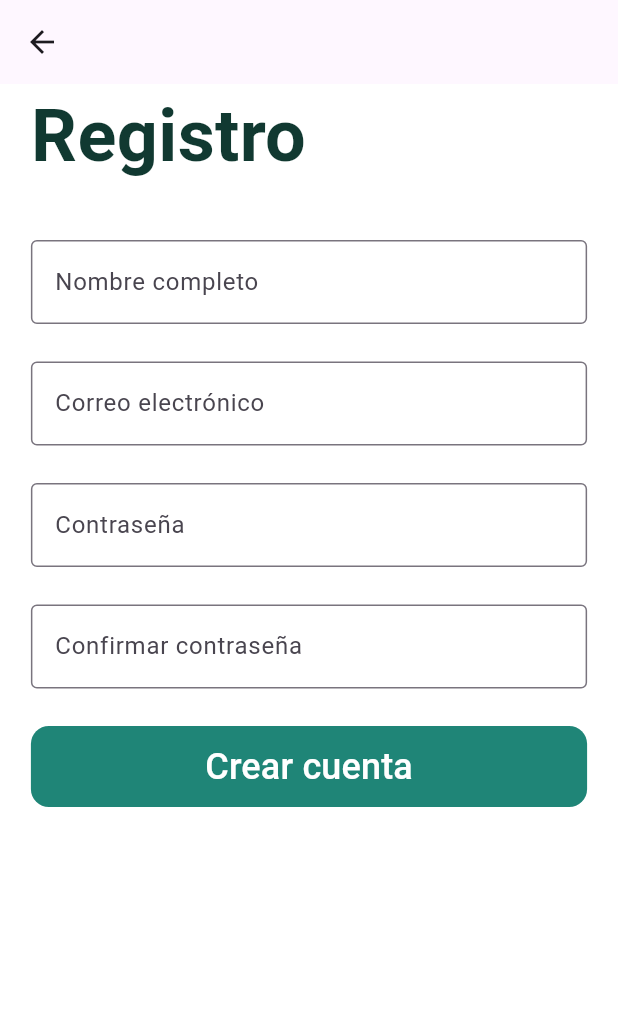
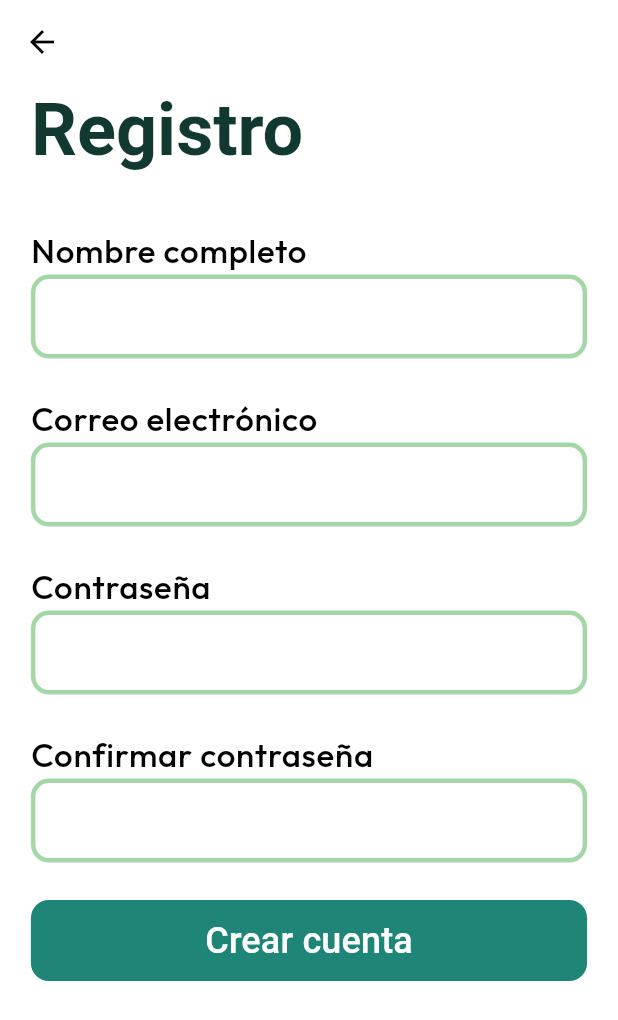
Before and after one commit to Lazarito444/proyecto-final-tds, a Flutter app: the screen it shows after launch, after a tap on "Regístrate", on a phone screen of 412 x 824 dp. Shown: the top 1020 px of the screen. Run offline on Flutter 3.47's test engine with Material 3 defaults, Android fonts, the light colour scheme and no system bars; our stand-ins replace flutter_riverpod, google_fonts, sizer; Roboto replaces fonts that are missing (Gabarito).

Commit message:
feat: Implement light and dark themes with updated styles in login and sign-up screens

```diff
--- /dev/null
+++ b/src/financia_mobile/lib/config/themes.dart
@@ -0,0 +1,28 @@
+import 'package:flutter/material.dart';
+import 'package:google_fonts/google_fonts.dart';
+import 'package:sizer/sizer.dart';
+
+final ThemeData lightTheme = ThemeData(
+  brightness: Brightness.light,
+  primarySwatch: Colors.blue,
+  colorScheme: ColorScheme.light(),
+  textTheme: TextTheme(
+    titleLarge: GoogleFonts.gabarito(
+      fontWeight: FontWeight.w700,
+      fontSize: 24.spa,
+      color: const Color(0xFF113931),
+    ),
+    titleSmall: GoogleFonts.gabarito(
+      fontWeight: FontWeight.w600,
+      fontSize: 16.spa,
+      color: const Color(0xFF113931),
+    ),
+    labelMedium: GoogleFonts.outfit(fontSize: 15.spa),
+  ),
+);
+
+final ThemeData darkTheme = ThemeData(
+  brightness: Brightness.dark,
+  primarySwatch: Colors.blue,
+  colorScheme: ColorScheme.dark(),
+);
--- a/src/financia_mobile/lib/main.dart
+++ b/src/financia_mobile/lib/main.dart
@@ -1,3 +1,4 @@
+import 'package:financia_mobile/config/themes.dart';
 import 'package:financia_mobile/modules/auth/login_screen.dart';
 import 'package:flutter/material.dart';
 import 'package:flutter_riverpod/flutter_riverpod.dart';
@@ -20,6 +21,12 @@
 
   @override
   Widget build(BuildContext context) {
-    return MaterialApp(debugShowCheckedModeBanner: false, home: LoginScreen());
+    return MaterialApp(
+      debugShowCheckedModeBanner: false,
+      home: LoginScreen(),
+      theme: lightTheme,
+      darkTheme: darkTheme,
+      themeMode: ThemeMode.system,
+    );
   }
 }
--- a/src/financia_mobile/lib/modules/auth/login_screen.dart
+++ b/src/financia_mobile/lib/modules/auth/login_screen.dart
@@ -1,8 +1,8 @@
 import 'package:financia_mobile/extensions/navigation_extensions.dart';
+import 'package:financia_mobile/extensions/theme_extensions.dart';
 import 'package:financia_mobile/modules/auth/sign_up_screen.dart';
 import 'package:financia_mobile/modules/dashboard/dashboard_screen.dart';
 import 'package:flutter/material.dart';
-import 'package:google_fonts/google_fonts.dart';
 import 'package:sizer/sizer.dart';
 
 class LoginScreen extends StatelessWidget {
@@ -20,14 +20,7 @@ class LoginScreen extends StatelessWidget {
             children: <Widget>[
               SizedBox(height: 150, width: 150, child: Placeholder()),
               const SizedBox(height: 20),
-              Text(
-                "FinancIA",
-                style: GoogleFonts.gabarito(
-                  fontWeight: FontWeight.w700,
-                  fontSize: 48,
-                  color: const Color(0xFF113931),
-                ),
-              ),
+              Text("FinancIA", style: context.textStyles.titleLarge),
               const SizedBox(height: 20),
               SizedBox(
                 width: double.infinity,
@@ -48,9 +41,8 @@ class LoginScreen extends StatelessWidget {
                   ),
                   child: Text(
                     "Iniciar sesión",
-                    style: GoogleFonts.gabarito(
-                      fontWeight: FontWeight.w600,
-                      fontSize: 24,
+                    style: context.textStyles.titleSmall!.copyWith(
+                      color: Colors.white,
                     ),
                   ),
                 ),
@@ -70,15 +62,12 @@ class LoginScreen extends StatelessWidget {
                     ),
                     shape: RoundedRectangleBorder(
                       borderRadius: BorderRadius.circular(12),
-                      side: BorderSide(color: Colors.green.shade200, width: 2),
+                      side: BorderSide(color: Colors.green.shade200, width: 3),
                     ),
                   ),
                   child: Text(
                     "Regístrate",
-                    style: GoogleFonts.gabarito(
-                      fontWeight: FontWeight.w600,
-                      fontSize: 24,
-                    ),
+                    style: context.textStyles.titleSmall,
                   ),
                 ),
               ),
--- a/src/financia_mobile/lib/modules/auth/sign_up_screen.dart
+++ b/src/financia_mobile/lib/modules/auth/sign_up_screen.dart
@@ -1,3 +1,4 @@
+import 'package:financia_mobile/extensions/theme_extensions.dart';
 import 'package:flutter/material.dart';
 import 'package:google_fonts/google_fonts.dart';
 import 'package:sizer/sizer.dart';
@@ -8,47 +9,96 @@ class SignUpScreen extends StatelessWidget {
   @override
   Widget build(BuildContext context) {
     return Scaffold(
-      appBar: AppBar(),
+      appBar: AppBar(backgroundColor: Colors.white),
       backgroundColor: Colors.white,
       body: Padding(
         padding: EdgeInsets.symmetric(horizontal: 5.sw),
         child: Column(
           crossAxisAlignment: CrossAxisAlignment.start,
           children: <Widget>[
-            Text(
-              "Registro",
-              style: GoogleFonts.gabarito(
-                fontWeight: FontWeight.w700,
-                fontSize: 48,
-                color: const Color(0xFF113931),
-              ),
-            ),
+            Text("Registro", style: context.textStyles.titleLarge),
             const SizedBox(height: 35),
+            Text("Nombre completo", style: context.textStyles.labelMedium),
+            const SizedBox(height: 2),
             TextField(
               decoration: InputDecoration(
-                labelText: "Nombre completo",
-                border: OutlineInputBorder(),
+                enabledBorder: OutlineInputBorder(
+                  borderRadius: BorderRadius.circular(12),
+                  borderSide: BorderSide(
+                    color: Colors.green.shade200,
+                    width: 3,
+                  ),
+                ),
+                focusedBorder: OutlineInputBorder(
+                  borderRadius: BorderRadius.circular(12),
+                  borderSide: BorderSide(
+                    color: Colors.green.shade400,
+                    width: 3,
+                  ),
+                ),
               ),
             ),
             SizedBox(height: 25),
+            Text("Correo electrónico", style: context.textStyles.labelMedium),
+            const SizedBox(height: 2),
             TextField(
               decoration: InputDecoration(
-                labelText: "Correo electrónico",
-                border: OutlineInputBorder(),
+                enabledBorder: OutlineInputBorder(
+                  borderRadius: BorderRadius.circular(12),
+                  borderSide: BorderSide(
+                    color: Colors.green.shade200,
+                    width: 3,
+                  ),
+                ),
+                focusedBorder: OutlineInputBorder(
+                  borderRadius: BorderRadius.circular(12),
+                  borderSide: BorderSide(
+                    color: Colors.green.shade400,
+                    width: 3,
+                  ),
+                ),
               ),
             ),
             SizedBox(height: 25),
+            Text("Contraseña", style: context.textStyles.labelMedium),
+            const SizedBox(height: 2),
             TextField(
               decoration: InputDecoration(
-                labelText: "Contraseña",
-                border: OutlineInputBorder(),
+                enabledBorder: OutlineInputBorder(
+                  borderRadius: BorderRadius.circular(12),
+                  borderSide: BorderSide(
+                    color: Colors.green.shade200,
+                    width: 3,
+                  ),
+                ),
+                focusedBorder: OutlineInputBorder(
+                  borderRadius: BorderRadius.circular(12),
+                  borderSide: BorderSide(
+                    color: Colors.green.shade400,
+                    width: 3,
+                  ),
+                ),
               ),
             ),
             SizedBox(height: 25),
+            Text("Confirmar contraseña", style: context.textStyles.labelMedium),
+            const SizedBox(height: 2),
             TextField(
               decoration: InputDecoration(
-                labelText: "Confirmar contraseña",
-                border: OutlineInputBorder(),
+                enabledBorder: OutlineInputBorder(
+                  borderRadius: BorderRadius.circular(12),
+                  borderSide: BorderSide(
+                    color: Colors.green.shade200,
+                    width: 3,
+                  ),
+                ),
+                focusedBorder: OutlineInputBorder(
+                  borderRadius: BorderRadius.circular(12),
+                  borderSide: BorderSide(
+                    color: Colors.green.shade400,
+                    width: 3,
+                  ),
+                ),
               ),
             ),
             SizedBox(height: 25),
```
